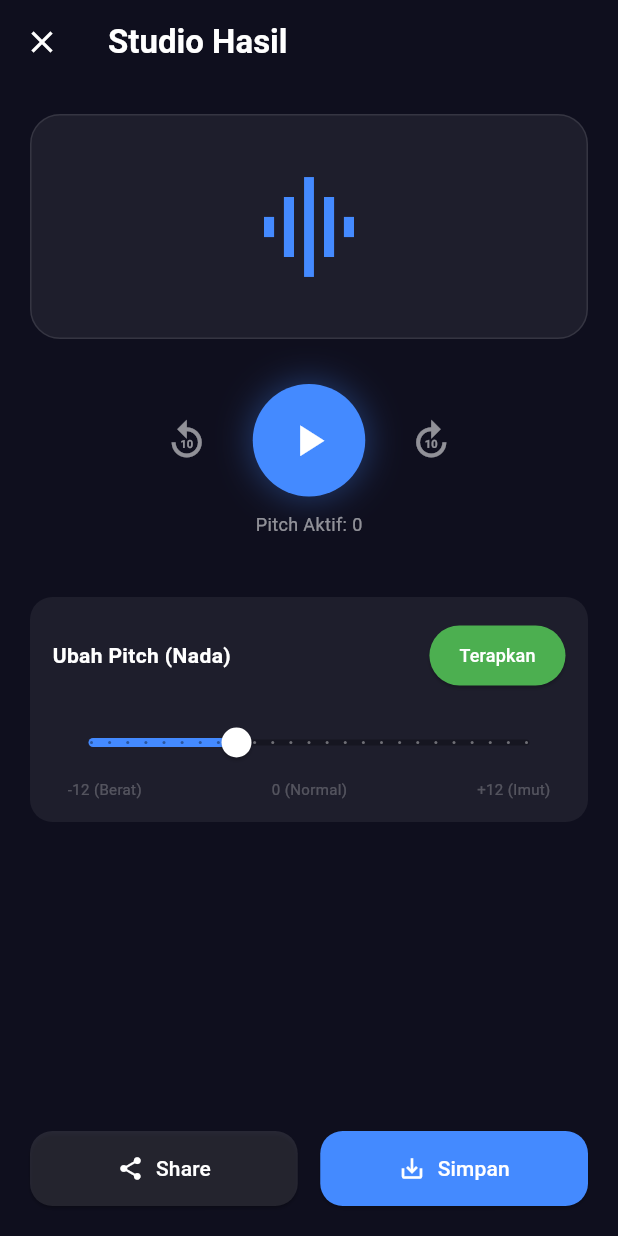
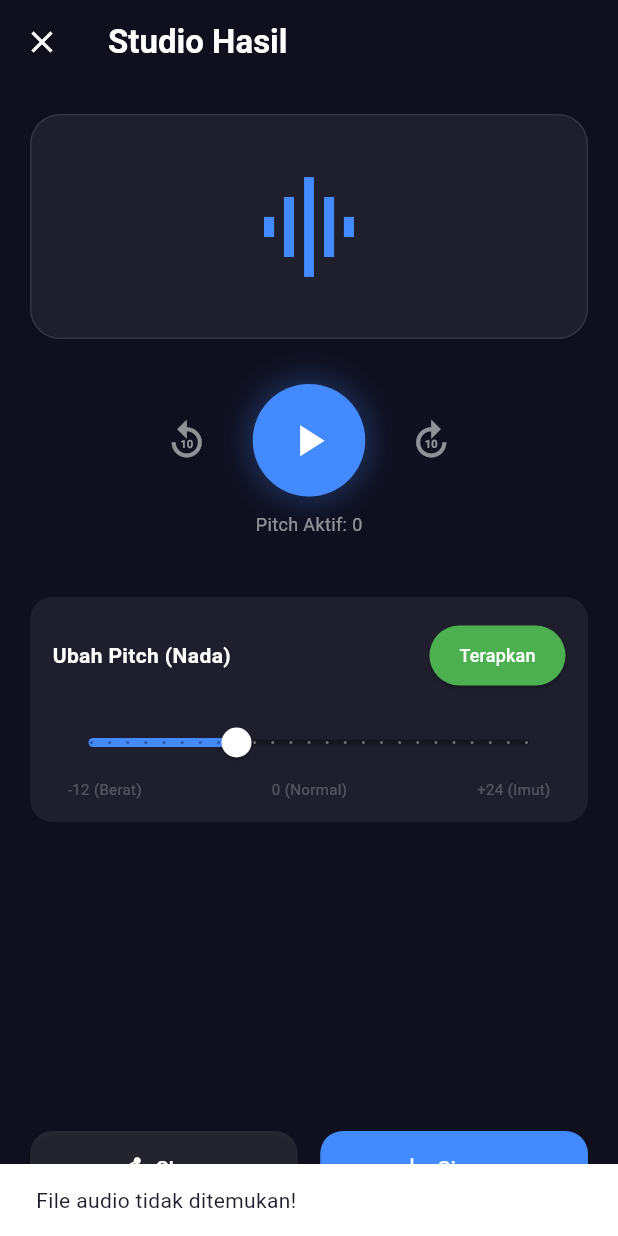
Before and after one commit to Faqih472/voxmod-voice-studio, a Flutter app: the ResultScreen screen opened directly with empty values, after a tap on the "play arrow" icon, after a tap on "Terapkan", after a tap on "Share", on a phone screen of 412 x 824 dp. Run offline on Flutter 3.47's test engine with Material 3 defaults, Android fonts, the phone set to English and light mode, and no system bars; our stand-ins replace dio, logger, permission_handler, share_plus; missing offline and left inert: flutter_sound; network calls fail.

Commit message:
feat: add ResultScreen with audio playback, pitch control, save & share features

```diff
--- a/frontend/voxmod_voice_studio/lib/screens/result_screen.dart
+++ b/frontend/voxmod_voice_studio/lib/screens/result_screen.dart
@@ -1,8 +1,11 @@
+import 'dart:io';
 import 'package:flutter/material.dart';
 import 'package:flutter_sound/flutter_sound.dart';
-import '../services/api_service.dart'; // Import API Service
+import 'package:share_plus/share_plus.dart'; // Untuk Share
+import 'package:permission_handler/permission_handler.dart'; // Untuk Izin Save
+import 'package:intl/intl.dart'; // Untuk penamaan file unik
 
-//update pitch
+import '../services/api_service.dart';
 
 class ResultScreen extends StatefulWidget {
   final String characterName;
@@ -31,8 +34,8 @@ class _ResultScreenState extends State<ResultScreen> {
   final ApiService _apiService = ApiService();
 
   bool isPlaying = false;
-  bool isRegenerating = false; // Loading saat ubah pitch
-  late String activeAudioPath; // Audio yang sedang aktif diputar
+  bool isRegenerating = false;
+  late String activeAudioPath;
   late double pitchValue;
 
   @override
@@ -56,7 +59,7 @@ class _ResultScreenState extends State<ResultScreen> {
     } else {
       setState(() => isPlaying = true);
       await _player.startPlayer(
-          fromURI: activeAudioPath, // Putar file yang aktif
+          fromURI: activeAudioPath,
           whenFinished: () {
             setState(() => isPlaying = false);
           }
@@ -64,7 +67,6 @@ class _ResultScreenState extends State<ResultScreen> {
     }
   }
 
-  // 🔥 FITUR UTAMA: REQUEST ULANG KE PYTHON
   Future<void> _regenerateAudio() async {
     setState(() {
       isRegenerating = true;
@@ -74,26 +76,143 @@ class _ResultScreenState extends State<ResultScreen> {
       }
     });
 
-    // Panggil API lagi dengan Pitch Baru + File Original (Bukan file AI)
     String? newPath = await _apiService.convertVoice(
-      widget.originalAudioPath, // Pakai source asli
+      widget.originalAudioPath,
       widget.characterName,
       widget.modelFilename,
       widget.indexFilename,
-      pitchValue.toInt(), // Kirim nilai slider baru
+      pitchValue.toInt(),
     );
 
     if (mounted) {
       setState(() {
         isRegenerating = false;
         if (newPath != null) {
-          activeAudioPath = newPath; // Update file yang akan diputar
+          activeAudioPath = newPath;
           ScaffoldMessenger.of(context).showSnackBar(const SnackBar(content: Text("Pitch berhasil diupdate!"), backgroundColor: Colors.green));
         } else {
           ScaffoldMessenger.of(context).showSnackBar(const SnackBar(content: Text("Gagal update suara."), backgroundColor: Colors.red));
         }
       });
     }
+  }
+
+  // --- 📤 FUNGSI SHARE (WHATSAPP, TIKTOK, DLL) ---
+  Future<void> _shareFile() async {
+    if (isRegenerating) return; // Cegah share saat loading
+
+    try {
+      final file = File(activeAudioPath);
+      if (await file.exists()) {
+        // Menggunakan library share_plus
+        await Share.shareXFiles(
+            [XFile(activeAudioPath)],
+            text: "Cek suara AI ${widget.characterName} buatanku!"
+        );
+      } else {
+        ScaffoldMessenger.of(context).showSnackBar(const SnackBar(content: Text("File audio tidak ditemukan!")));
+      }
+    } catch (e) {
+      print("Error Share: $e");
+    }
+  }
+
+  // --- 💾 FUNGSI SIMPAN KE DOWNLOADS ---
+  // --- 💾 FUNGSI SIMPAN (FIXED FOR ANDROID 11/12/13+) ---
+  Future<void> _saveFile() async {
+    if (isRegenerating) return;
+
+    // 1. Cek Permission (Logic Android 11+ vs Lama)
+    if (Platform.isAndroid) {
+      // Cek Manage External Storage (Android 11+)
+      if (await Permission.manageExternalStorage.status.isDenied) {
+        await Permission.manageExternalStorage.request();
+      }
+      // Cek Storage Biasa (Fallback)
+      if (await Permission.storage.status.isDenied) {
+        await Permission.storage.request();
+      }
+    }
+
+    try {
+      // 2. CEK APAKAH FILE SUMBER ADA? (Ini kunci masalahmu)
+      File sourceFile = File(activeAudioPath);
+      if (!await sourceFile.exists()) {
+        ScaffoldMessenger.of(context).showSnackBar(
+            const SnackBar(content: Text("Error: File Audio Sumber Hilang/Corrupt!"), backgroundColor: Colors.red)
+        );
+        return;
+      }
+
+      int fileSize = await sourceFile.length();
+      if (fileSize < 1000) { // Kalau di bawah 1KB, berarti file rusak/kosong
+        ScaffoldMessenger.of(context).showSnackBar(
+            const SnackBar(content: Text("Error: File Audio Kosong (0 detik)."), backgroundColor: Colors.red)
+        );
+        return;
+      }
+
+      // 3. Tentukan Path Download
+      final timestamp = DateFormat('yyyyMMdd_HHmmss').format(DateTime.now());
+      final fileName = "VoxMod_${widget.characterName}_$timestamp.wav";
+
+      // Hardcode path Download Android (Paling aman)
+      Directory downloadDir = Directory('/storage/emulated/0/Download');
+      if (!await downloadDir.exists()) {
+        downloadDir = Directory('/storage/emulated/0/Downloads'); // Coba pakai 's'
+      }
+
+      final String newPath = "${downloadDir.path}/$fileName";
+
+      // 4. Salin File
+      await sourceFile.copy(newPath);
+
+      // 5. MEDIA SCANNER (Agar muncul di Gallery/File Manager HP)
+      // Kita pakai trik sederhana: Kirim broadcast agar HP scan file baru
+      try {
+        if (Platform.isAndroid) {
+          // Jika mau lebih canggih bisa pakai package 'media_scanner',
+          // tapi biasanya copy ke Download folder sudah cukup terbaca.
+        }
+      } catch (_) {}
+
+      print("File tersimpan di: $newPath"); // Cek di Terminal
+
+      ScaffoldMessenger.of(context).showSnackBar(
+        SnackBar(
+          content: Text("Tersimpan di Download:\n$fileName"),
+          backgroundColor: Colors.green,
+          duration: const Duration(seconds: 5),
+        ),
+      );
+
+    } catch (e) {
+      print("SAVE ERROR: $e");
+      ScaffoldMessenger.of(context).showSnackBar(
+        SnackBar(content: Text("Gagal Simpan: $e"), backgroundColor: Colors.red),
+      );
+    }
+  }
+
+  // Helper untuk membuka Settings jika izin ditolak permanen
+  void _showPermissionDialog() {
+    showDialog(
+      context: context,
+      builder: (ctx) => AlertDialog(
+        title: const Text("Izin Ditolak"),
+        content: const Text("Aplikasi ini membutuhkan izin 'Kelola Semua File' (All Files Access) untuk menyimpan hasil ke folder Download. Silakan aktifkan di Pengaturan."),
+        actions: [
+          TextButton(onPressed: () => Navigator.pop(ctx), child: const Text("Batal")),
+          TextButton(
+            onPressed: () {
+              Navigator.pop(ctx);
+              openAppSettings(); // Membuka pengaturan HP
+            },
+            child: const Text("Buka Pengaturan"),
+          ),
+        ],
+      ),
+    );
   }
 
   @override
@@ -169,7 +288,6 @@ class _ResultScreenState extends State<ResultScreen> {
                     mainAxisAlignment: MainAxisAlignment.spaceBetween,
                     children: [
                       const Text("Ubah Pitch (Nada)", style: TextStyle(color: Colors.white, fontWeight: FontWeight.bold)),
-                      // Tombol Terapkan (Hanya aktif jika tidak loading)
                       ElevatedButton(
                         onPressed: isRegenerating ? null : _regenerateAudio,
                         style: ElevatedButton.styleFrom(
@@ -182,8 +300,6 @@ class _ResultScreenState extends State<ResultScreen> {
                     ],
                   ),
                   const SizedBox(height: 10),
-
-                  // Slider Pitch
                   SliderTheme(
                     data: SliderTheme.of(context).copyWith(
                       activeTrackColor: Colors.blueAccent,
@@ -209,7 +325,7 @@ class _ResultScreenState extends State<ResultScreen> {
                       children: [
                         Text("-12 (Berat)", style: TextStyle(color: Colors.white24, fontSize: 10)),
                         Text("0 (Normal)", style: TextStyle(color: Colors.white24, fontSize: 10)),
-                        Text("+12 (Imut)", style: TextStyle(color: Colors.white24, fontSize: 10)),
+                        Text("+24 (Imut)", style: TextStyle(color: Colors.white24, fontSize: 10)),
                       ],
                     ),
                   )
@@ -219,12 +335,12 @@ class _ResultScreenState extends State<ResultScreen> {
 
             const Spacer(),
 
-            // --- SHARE BUTTONS ---
+            // --- SHARE & SAVE BUTTONS (SUDAH AKTIF) ---
             Row(
               children: [
                 Expanded(
                   child: ElevatedButton.icon(
-                    onPressed: () {},
+                    onPressed: _shareFile, // <--- Panggil Fungsi Share
                     icon: const Icon(Icons.share, size: 18),
                     label: const Text("Share"),
                     style: ElevatedButton.styleFrom(
@@ -238,7 +354,7 @@ class _ResultScreenState extends State<ResultScreen> {
                 const SizedBox(width: 15),
                 Expanded(
                   child: ElevatedButton.icon(
-                    onPressed: () {},
+                    onPressed: _saveFile, // <--- Panggil Fungsi Save
                     icon: const Icon(Icons.save_alt, size: 18),
                     label: const Text("Simpan"),
                     style: ElevatedButton.styleFrom(
```
